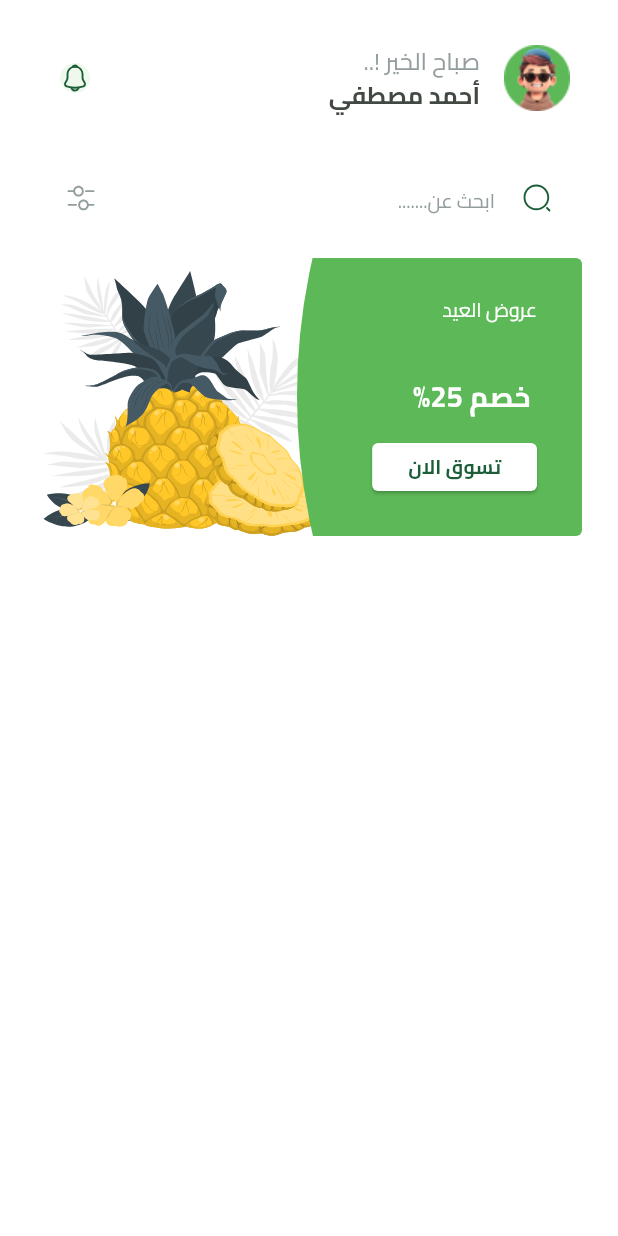
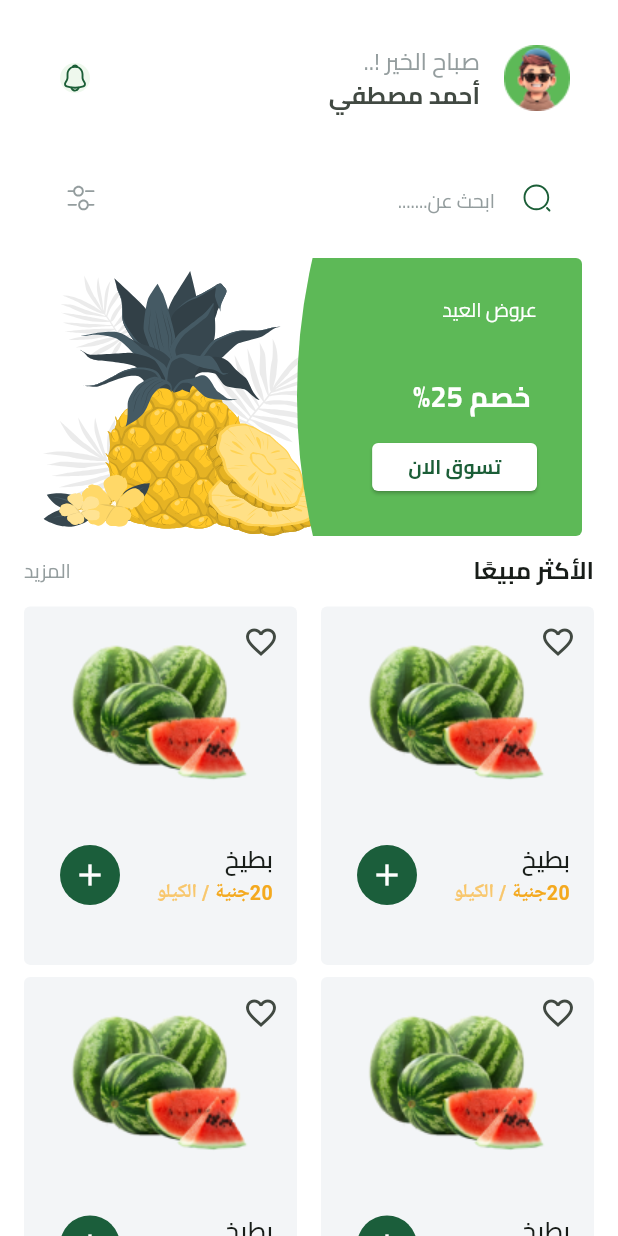
Before and after one commit to mostafanagy0/E-Commerce-Fruits-, a Flutter app: the HomeView screen opened directly, on a phone screen of 412 x 824 dp. Run offline on Flutter 3.47's test engine with Material 3 defaults, Android fonts, the phone set to English and light mode, and no system bars; our stand-ins replace bloc, cloud_firestore, dartz, dots_indicator, firebase_auth, firebase_core and 7 more; missing offline and left inert: flutter_facebook_auth; accounts and stored records are empty.

Commit message:
finish best selling grid view

```diff
--- a/lib/core/utils/app_colors.dart
+++ b/lib/core/utils/app_colors.dart
@@ -1,7 +1,8 @@
 import 'package:flutter/material.dart';
 
 abstract class AppColors {
-  static const primaryColor = Color(0xff1B5E37);
+  static const primaryColor = Color(0xff1B5E3B);
   static const secondryColor = Color(0xFFF4A91F);
+  static const lightsecondryColor = Color(0xFFF8C76D);
   static const Color lightPrimaryColor = Color(0xFF2D9F5D);
 }
--- a/lib/core/utils/app_text_style.dart
+++ b/lib/core/utils/app_text_style.dart
@@ -3,6 +3,10 @@ import 'package:flutter/material.dart';
 abstract class TextStyles {
   static const TextStyle bold13 = TextStyle(
     fontWeight: FontWeight.bold,
+    fontSize: 13,
+  );
+  static const TextStyle bold13W700 = TextStyle(
+    fontWeight: FontWeight.w700,
     fontSize: 13,
   );
   static const TextStyle bold23 = TextStyle(
--- /dev/null
+++ b/lib/core/widgets/best_seller_grid_view.dart
@@ -0,0 +1,20 @@
+import 'package:flutter/material.dart';
+import 'package:fruits_app/core/widgets/fruit_item.dart';
+
+class BestSellerGridView extends StatelessWidget {
+  const BestSellerGridView({super.key});
+
+  @override
+  Widget build(BuildContext context) {
+    return SliverGrid.builder(
+      gridDelegate: const SliverGridDelegateWithFixedCrossAxisCount(
+          crossAxisCount: 2,
+          childAspectRatio: 163 / 214,
+          mainAxisSpacing: 8,
+          crossAxisSpacing: 16),
+      itemBuilder: (context, index) {
+        return const FruitItem();
+      },
+    );
+  }
+}
--- /dev/null
+++ b/lib/core/widgets/fruit_item.dart
@@ -0,0 +1,63 @@
+import 'package:flutter/material.dart';
+import 'package:fruits_app/core/utils/app_colors.dart';
+import 'package:fruits_app/core/utils/app_images.dart';
+import 'package:fruits_app/core/utils/app_text_style.dart';
+
+class FruitItem extends StatelessWidget {
+  const FruitItem({super.key});
+
+  @override
+  Widget build(BuildContext context) {
+    return Container(
+      decoration: ShapeDecoration(
+        shape: RoundedRectangleBorder(borderRadius: BorderRadius.circular(4)),
+        color: const Color(0xFFF3F5F7),
+      ),
+      child: Stack(
+        children: [
+          IconButton(onPressed: () {}, icon: const Icon(Icons.favorite_border)),
+          Positioned.fill(
+            child: Column(children: [
+              const SizedBox(height: 20),
+              Image.asset(Assets.imagesWatermelonTest),
+              const SizedBox(height: 24),
+              ListTile(
+                title: const Text(
+                  'بطيخ',
+                  style: TextStyles.semiBold16,
+                ),
+                subtitle: Text.rich(TextSpan(children: [
+                  TextSpan(
+                      text: '20جنية',
+                      style: TextStyles.bold13W700
+                          .copyWith(color: AppColors.secondryColor)),
+                  const TextSpan(
+                    text: ' ',
+                  ),
+                  TextSpan(
+                      text: '/',
+                      style: TextStyles.semiBold13
+                          .copyWith(color: AppColors.lightsecondryColor)),
+                  const TextSpan(
+                    text: ' ',
+                  ),
+                  TextSpan(
+                      text: 'الكيلو',
+                      style: TextStyles.semiBold13
+                          .copyWith(color: AppColors.lightsecondryColor)),
+                ])),
+                trailing: const CircleAvatar(
+                  backgroundColor: AppColors.primaryColor,
+                  child: Icon(
+                    Icons.add,
+                    color: Colors.white,
+                  ),
+                ),
+              )
+            ]),
+          )
+        ],
+      ),
+    );
+  }
+}
--- /dev/null
+++ b/lib/features/home/presentation/widgets/best_seller_item.dart
@@ -0,0 +1,23 @@
+import 'package:flutter/material.dart';
+import 'package:fruits_app/core/utils/app_text_style.dart';
+
+class BestSellerItem extends StatelessWidget {
+  const BestSellerItem({super.key});
+
+  @override
+  Widget build(BuildContext context) {
+    return Row(
+      mainAxisAlignment: MainAxisAlignment.spaceBetween,
+      children: [
+        const Text(
+          'الأكثر مبيعًا',
+          style: TextStyles.bold16,
+        ),
+        Text(
+          'المزيد',
+          style: TextStyles.regular13.copyWith(color: const Color(0xFF949D9E)),
+        )
+      ],
+    );
+  }
+}
--- a/lib/features/home/presentation/widgets/home_view_body.dart
+++ b/lib/features/home/presentation/widgets/home_view_body.dart
@@ -1,5 +1,7 @@
 import 'package:flutter/material.dart';
+import 'package:fruits_app/core/widgets/best_seller_grid_view.dart';
 import 'package:fruits_app/core/widgets/custom_search_text_filed.dart';
+import 'package:fruits_app/features/home/presentation/widgets/best_seller_item.dart';
 import 'package:fruits_app/features/home/presentation/widgets/custom_hohme_app_bar.dart';
 import 'package:fruits_app/features/home/presentation/widgets/featured_list.dart';
 
@@ -24,7 +26,13 @@ class HomeViewBody extends StatelessWidget {
         SliverToBoxAdapter(child: SizedBox(height: 12)),
         SliverToBoxAdapter(
           child: FeaturedList(),
-        )
+        ),
+        SliverToBoxAdapter(child: SizedBox(height: 12)),
+        SliverToBoxAdapter(
+          child: BestSellerItem(),
+        ),
+        SliverToBoxAdapter(child: SizedBox(height: 12)),
+        BestSellerGridView()
       ]),
     );
   }
```
